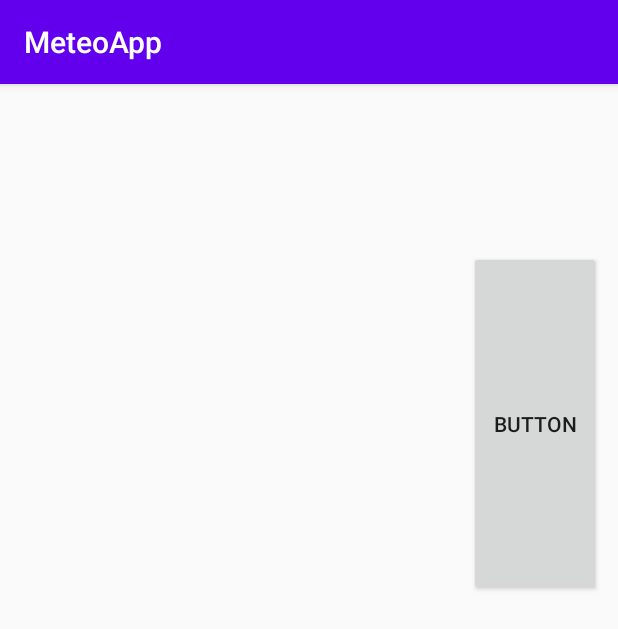
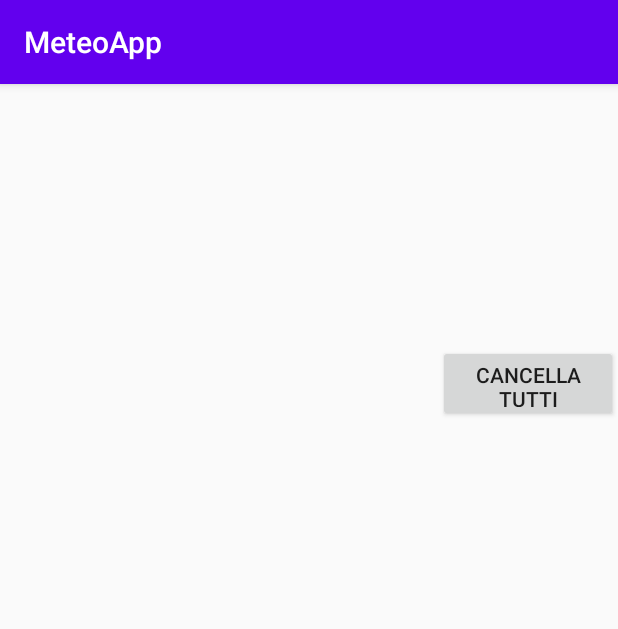
Before and after one commit to littlepm96/WeatherApp-masteror, an Android app: the Activity2 screen opened directly, with no data from a screen before it, on a phone screen of 412 x 824 dp. Shown: the top 629 px of the screen. Run offline under Robolectric (Android 15) with nearby library versions, the phone set to English and light mode, and no system bars.

Commit message:
cancella finito

```diff
--- a/app/src/main/java/com/example/weatherapp2/Activity2.java
+++ b/app/src/main/java/com/example/weatherapp2/Activity2.java
@@ -78,19 +78,7 @@ public class Activity2 extends AppCompatActivity {
         setContentView(R.layout.activity_2);
         ArrayList<String> city=new ArrayList<>();
 
-      /*  try {
-            JSONArray array = new JSONArray(loadJSONFromAsset());
 
-            for (int i=0;i< array.length();i++){
-            JSONObject cit = array.getJSONObject(i);
-            if(!(cit.get("country").toString().equals("IT"))) {}
-            else city.add((String) cit.get("name")); }
-
-
-        } catch (JSONException e) {
-            e.printStackTrace();
-        }
-*/
 
                       // Creazione DATABASE
 
@@ -126,11 +114,26 @@ public class Activity2 extends AppCompatActivity {
                 //ELIMINA PREFERITO
 
     public void delpreferiti(View view) {
-    GestioneDB db=new GestioneDB(this);
+        ArrayList<String> strings=new ArrayList<>();
+
+        GestioneDB db=new GestioneDB(this);
     db.open();
+
+
+        Cursor c = db.ottieniTuttiPreferiti();
+        if (c.moveToFirst()) {
+            do {
+                strings.add(c.getString(1));
+            } while (c.moveToNext());
+        }
+
+        for (String t:strings) {
+            db.cancellaPreferito(t);
+        }
+
+
         db.close();
-        Intent intent = new Intent(this, MainActivity.class);
-        startActivity(intent);
+        finish();
     }
       /*
 
--- a/app/src/main/res/layout/activity_2.xml
+++ b/app/src/main/res/layout/activity_2.xml
@@ -8,28 +8,27 @@
 
     <androidx.recyclerview.widget.RecyclerView
         android:id="@+id/view"
-        android:layout_width="363dp"
-        android:layout_height="500dp"
+        android:layout_width="wrap_content"
+        android:layout_height="627dp"
         android:layout_alignParentStart="true"
         android:layout_alignParentEnd="true"
         android:layout_alignParentBottom="true"
         android:layout_marginStart="0dp"
-        android:layout_marginEnd="48dp"
+        android:layout_marginEnd="124dp"
         android:layout_marginBottom="0dp" />
 
     <Button
         android:id="@+id/delete"
-        android:layout_width="wrap_content"
-        android:layout_height="wrap_content"
-        android:layout_above="@+id/view"
+        android:layout_width="119dp"
+        android:layout_height="51dp"
+        android:layout_alignParentStart="true"
         android:layout_alignParentTop="true"
         android:layout_alignParentEnd="true"
-        android:layout_marginTop="111dp"
-        android:layout_marginEnd="11dp"
-        android:layout_marginBottom="-73dp"
+        android:layout_marginStart="292dp"
+        android:layout_marginTop="174dp"
+
+        android:layout_marginEnd="0dp"
         android:onClick="delpreferiti"
-        android:text="@string/delete"
-
-        />
+        android:text="@string/cancella_tutti" />
 
 </RelativeLayout>
--- a/app/src/main/res/values/strings.xml
+++ b/app/src/main/res/values/strings.xml
@@ -19,4 +19,5 @@
 
     <string name="delete">Button</string>
     <string name="elimina">Elimina</string>
+    <string name="cancella_tutti">cancella tutti</string>
 </resources>
```
